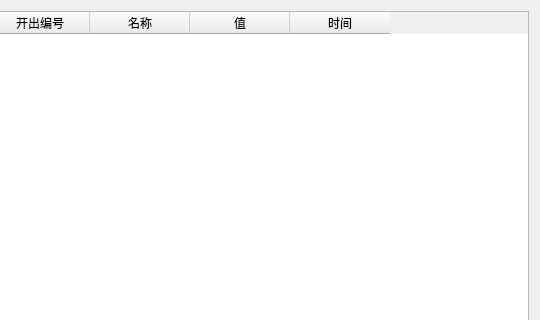
Old version of the form d6k/trunk/src/ds_plugin/breaker/dowidget.ui in the repository liuning587/D6k2.0master; both pictures show x 122 to 662 and y 0 to 320 of the 662 by 459 pixel window.
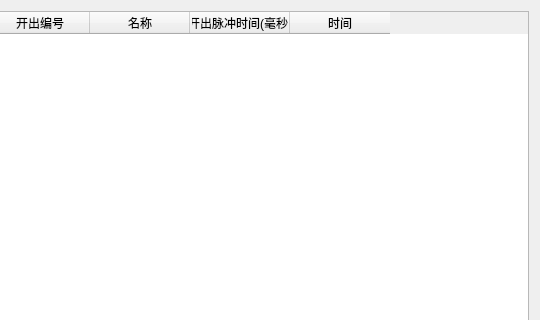
New version of the form.

```diff
--- a/d6k/trunk/src/ds_plugin/breaker/dowidget.ui
+++ b/d6k/trunk/src/ds_plugin/breaker/dowidget.ui
@@ -33,7 +33,7 @@
      </column>
      <column>
       <property name="text">
-       <string>值</string>
+       <string>开出脉冲时间(毫秒)</string>
       </property>
      </column>
      <column>
```
